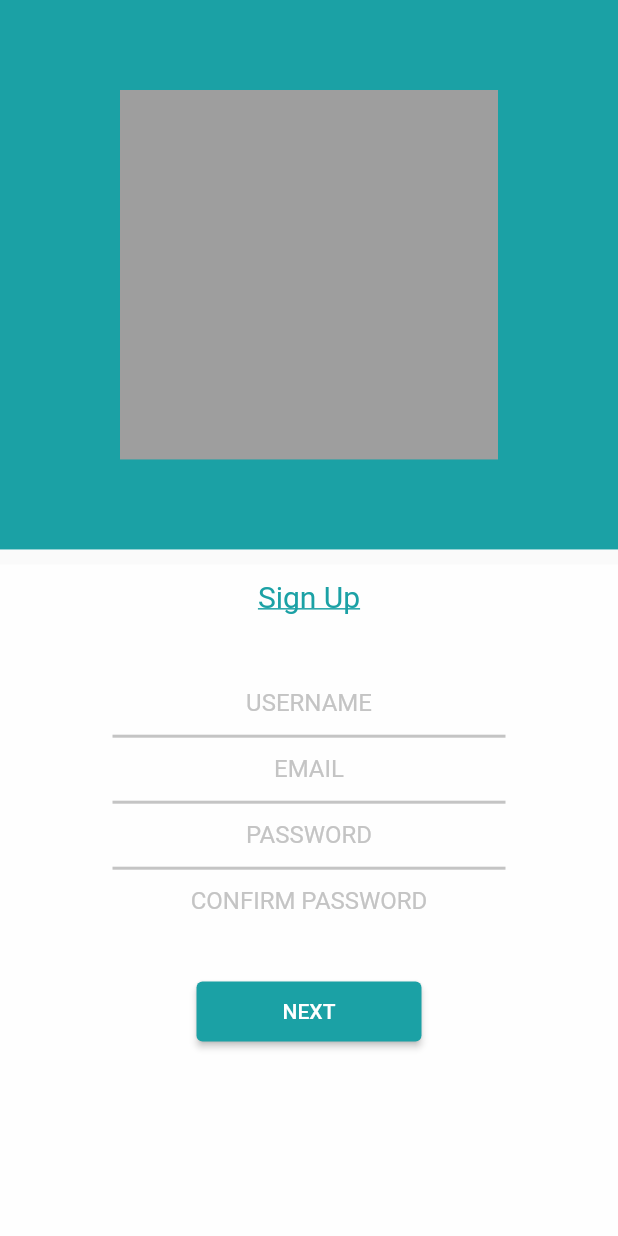
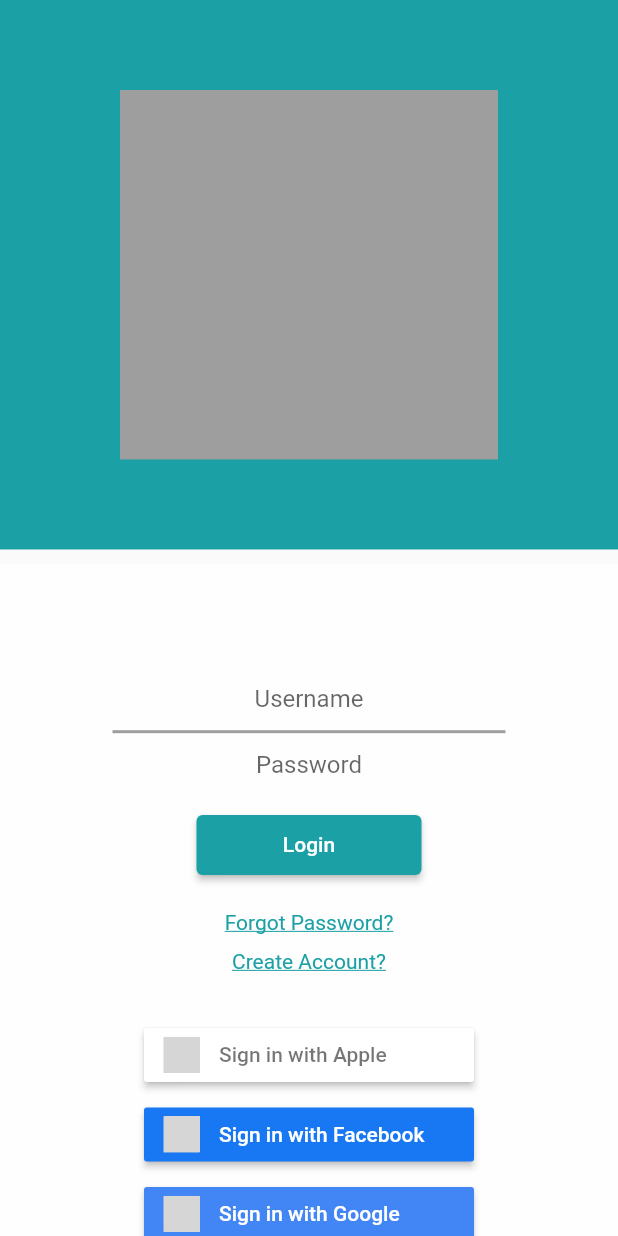
Before and after one commit to Uzairkhan98/Task-1, a Flutter app: the screen it shows after launch, on a phone screen of 412 x 824 dp. Run offline on Flutter 3.47's test engine with Material 2 defaults, Android fonts, the phone set to English and light mode, and no system bars; our stand-ins replace flutter_signin_button; grey boxes are pictures that could not be loaded.

Commit message:
Added routing from main login page

```diff
--- a/lib/Screens/Signin/home.dart
+++ b/lib/Screens/Signin/home.dart
@@ -0,0 +1,141 @@
+import 'package:flutter/material.dart';
+import 'package:flutter_signin_button/flutter_signin_button.dart';
+
+import '../Signup/home.dart';
+
+
+class Signin extends StatefulWidget {
+  const Signin({Key? key}) : super(key: key);
+
+  @override
+  _SigninState createState() => _SigninState();
+}
+
+class _SigninState extends State<Signin> {
+  @override
+  Widget build(BuildContext context) {
+    return Scaffold(
+      body: Column(
+        children: <Widget>[
+          Expanded(
+            flex: 45,
+            child: Container(
+              color: const Color(0xff1ba1a5),
+              padding: const EdgeInsets.symmetric(horizontal: 80, vertical: 60),
+              child: SafeArea(
+                child: Container(
+                  color: Colors.grey,
+                ),
+              ),
+            ),
+          ),
+          const SizedBox(
+            height: 10,
+          ),
+          Expanded(
+            flex: 55,
+            child: Container(
+              color: Colors.white70,
+              child: Center(
+                child: Padding(
+                  padding: const EdgeInsets.fromLTRB(40,0,40,0),
+                  child: Column(
+                    children: <Widget>[
+                      const SizedBox(
+                        height: 80,
+                      ),
+                      const TextField(
+                        textAlign: TextAlign.center,
+                        decoration: InputDecoration.collapsed(
+                          hintText: 'Username',
+                        ),
+                      ),
+                      const Padding(
+                        padding: EdgeInsets.symmetric( horizontal: 30, vertical: 0),
+                        child: Divider(
+                          color: Colors.grey,
+                          height:25,
+                          thickness: 2,
+                          indent:5,
+                          endIndent: 5,
+                        ),
+                      ),
+                      const TextField(
+                        obscureText: true,
+                        textAlign: TextAlign.center,
+                        decoration: InputDecoration.collapsed(
+                          hintText: 'Password',
+                        ),
+                      ),
+                      Padding(
+                        padding: const EdgeInsets.symmetric(horizontal: 30, vertical: 20),
+                        child: ElevatedButton(
+                          onPressed: () => {},
+                          child: const Text ('Login'),
+                          style: ElevatedButton.styleFrom(
+                              primary: const Color(0xff1ba1a5),
+                              minimumSize: const Size(150, 40)
+                          ),
+                        ),
+                      ),
+                      InkWell(
+                          child: const Text('Forgot Password?',
+                            style: TextStyle(
+                              color: Color(0xff1ba1a5),
+                              decoration: TextDecoration.underline,
+                            ),
+                          ),
+                          onTap: () => {}
+                      ),
+                      const SizedBox(height: 10),
+                      InkWell(
+                          child: const Text('Create Account?',
+                            style: TextStyle(
+                              color: Color(0xff1ba1a5),
+                              decoration: TextDecoration.underline,
+                            ),
+                          ),
+                          onTap: () => {
+                            Navigator.push(
+                              context,
+                              MaterialPageRoute(builder: (context) {
+                                return const Signup();
+                              }),
+                            )
+                          },
+                      ),
+                      const SizedBox(
+                        height: 30,
+                      ),
+                      SignInButton(
+                        Buttons.Apple,
+                        text: "Sign in with Apple",
+                        onPressed: () {},
+                      ),
+                      const SizedBox(
+                        height: 5,
+                      ),
+                      SignInButton(
+                        Buttons.FacebookNew,
+                        text: "Sign in with Facebook",
+                        onPressed: () {},
+                      ),
+                      const SizedBox(
+                        height: 5,
+                      ),
+                      SignInButton(
+                        Buttons.GoogleDark,
+                        text: "Sign in with Google",
+                        onPressed: () {},
+                      )
+                    ],
+                  ),
+                ),
+              ),
+            ),
+          ),
+        ],
+      ),
+    );
+  }
+}
--- a/lib/main.dart
+++ b/lib/main.dart
@@ -1,10 +1,9 @@
 import 'package:flutter/material.dart';
-import 'package:flutter_signin_button/flutter_signin_button.dart';
 
-import 'Screens/Signup/home.dart';
+import 'Screens/Signin/home.dart';
 
 void main() {
   runApp(const MaterialApp(
-    home: Signup(),
+    home: Signin(),
   ));
 }
```
